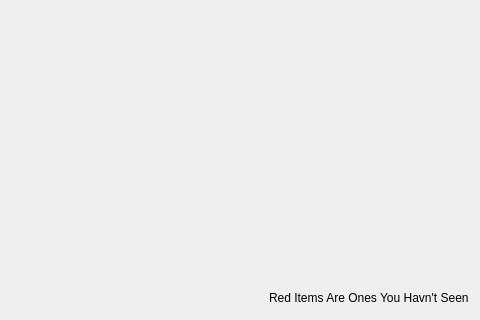
The window that ui/MediaDialog.ui (dmzdev/stance) describes before a commit, drawn with Qt 5; both pictures show x 660 to 1140 and y 408 to 728 of the 1140 by 728 pixel window.
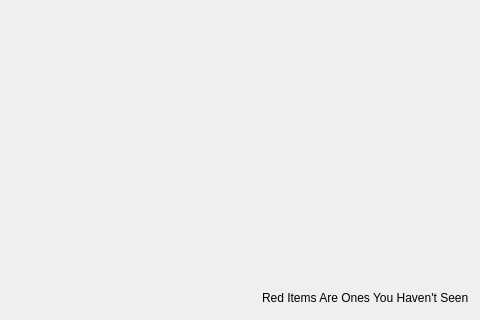
The same window after the commit.

Commit message: Fixed typo in label.

```diff
--- a/ui/MediaDialog.ui
+++ b/ui/MediaDialog.ui
@@ -280,7 +280,7 @@
      <item>
       <widget class="QLabel" name="label">
        <property name="text">
-        <string>Red Items Are Ones You Havn't Seen</string>
+        <string>Red Items Are Ones You Haven't Seen</string>
        </property>
       </widget>
      </item>
```
